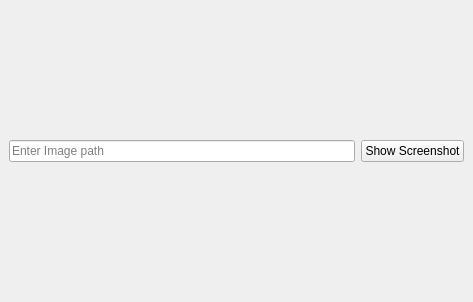
The window that main_ui.ui (zhangwanjun4843/image_viewer) describes before a commit, drawn with Qt 5.
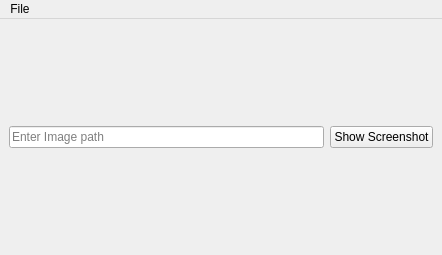
The same window after the commit.

Patch:
```diff
--- a/main_ui.ui
+++ b/main_ui.ui
@@ -6,8 +6,8 @@
    <rect>
     <x>0</x>
     <y>0</y>
-    <width>473</width>
-    <height>302</height>
+    <width>442</width>
+    <height>255</height>
    </rect>
   </property>
   <property name="sizePolicy">
@@ -50,6 +50,33 @@
     </item>
    </layout>
   </widget>
+  <widget class="QMenuBar" name="menuBar">
+   <property name="geometry">
+    <rect>
+     <x>0</x>
+     <y>0</y>
+     <width>442</width>
+     <height>18</height>
+    </rect>
+   </property>
+   <widget class="QMenu" name="menuFile">
+    <property name="title">
+     <string>File</string>
+    </property>
+    <addaction name="actionSave"/>
+   </widget>
+   <addaction name="menuFile"/>
+  </widget>
+  <action name="actionOpen">
+   <property name="text">
+    <string>Open</string>
+   </property>
+  </action>
+  <action name="actionSave">
+   <property name="text">
+    <string>Save as</string>
+   </property>
+  </action>
  </widget>
  <resources/>
  <connections/>
```
